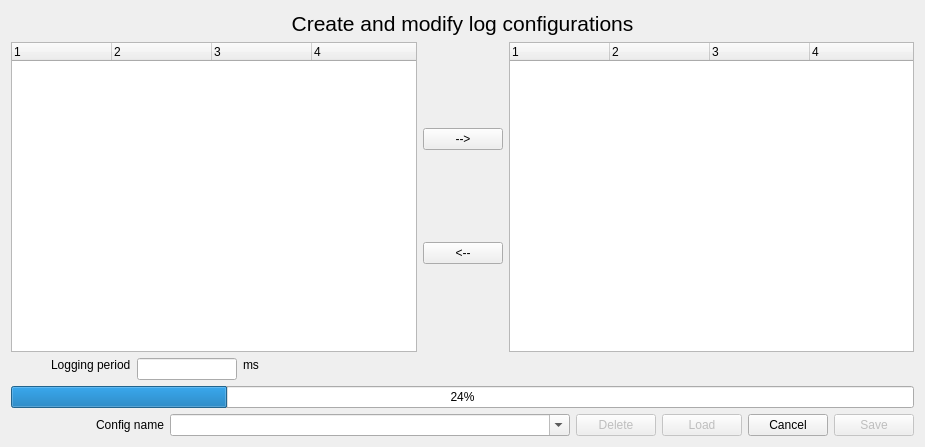
Qt form src/cfclient/ui/dialogs/logconfigdialogue.ui (bitcraze/crazyflie-clients-python) before a commit.
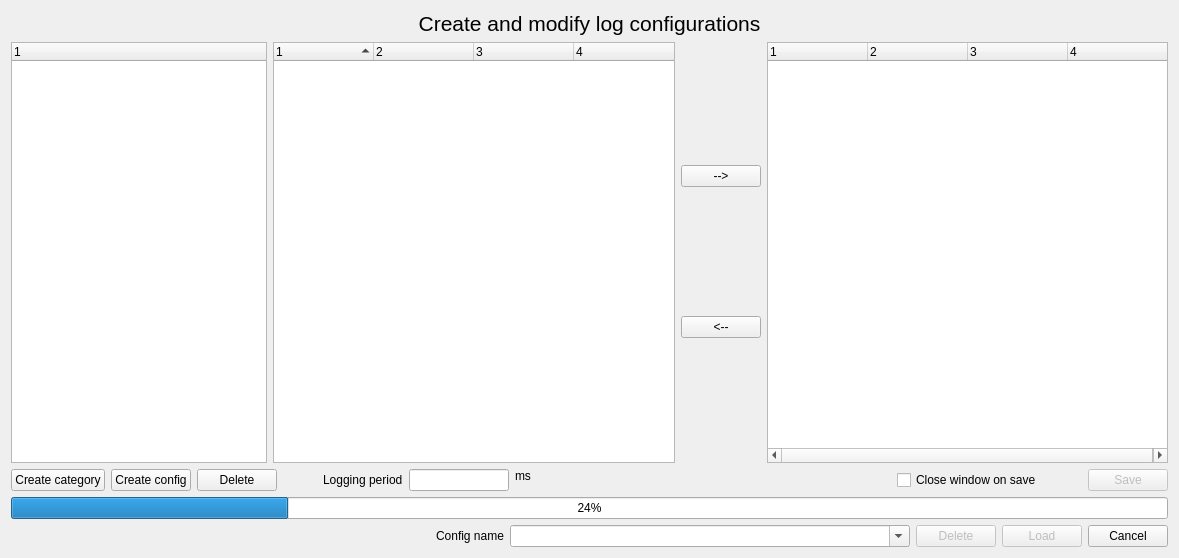
The same form after that commit.

Commit message: made major changes to the ui of the log configurations as well

Patch:
```diff
--- a/src/cfclient/ui/dialogs/logconfigdialogue.ui
+++ b/src/cfclient/ui/dialogs/logconfigdialogue.ui
@@ -9,8 +9,8 @@
    <rect>
     <x>0</x>
     <y>0</y>
-    <width>925</width>
-    <height>447</height>
+    <width>1179</width>
+    <height>558</height>
    </rect>
   </property>
   <property name="windowTitle">
@@ -43,36 +43,60 @@
      <item>
       <layout class="QGridLayout" name="gridLayout">
        <item row="1" column="0">
-        <widget class="QTreeWidget" name="logTree">
-         <property name="columnCount">
-          <number>4</number>
+        <widget class="QTreeWidget" name="categoryTree">
+         <property name="sizePolicy">
+          <sizepolicy hsizetype="Minimum" vsizetype="Expanding">
+           <horstretch>0</horstretch>
+           <verstretch>0</verstretch>
+          </sizepolicy>
          </property>
-         <attribute name="headerDefaultSectionSize">
-          <number>100</number>
-         </attribute>
          <column>
           <property name="text">
            <string notr="true">1</string>
           </property>
          </column>
-         <column>
-          <property name="text">
-           <string notr="true">2</string>
-          </property>
-         </column>
-         <column>
-          <property name="text">
-           <string notr="true">3</string>
-          </property>
-         </column>
-         <column>
-          <property name="text">
-           <string notr="true">4</string>
-          </property>
-         </column>
         </widget>
        </item>
        <item row="1" column="1">
+        <widget class="QTreeWidget" name="logTree">
+         <property name="sizePolicy">
+          <sizepolicy hsizetype="Expanding" vsizetype="Expanding">
+           <horstretch>0</horstretch>
+           <verstretch>0</verstretch>
+          </sizepolicy>
+         </property>
+         <property name="sortingEnabled">
+          <bool>true</bool>
+         </property>
+         <property name="columnCount">
+          <number>4</number>
+         </property>
+         <attribute name="headerMinimumSectionSize">
+          <number>57</number>
+         </attribute>
+         <column>
+          <property name="text">
+           <string notr="true">1</string>
+          </property>
+         </column>
+         <column>
+          <property name="text">
+           <string notr="true">2</string>
+          </property>
+         </column>
+         <column>
+          <property name="text">
+           <string notr="true">3</string>
+          </property>
+         </column>
+         <column>
+          <property name="text">
+           <string notr="true">4</string>
+          </property>
+         </column>
+        </widget>
+       </item>
+       <item row="1" column="2">
         <layout class="QVBoxLayout" name="verticalLayout_2">
          <item>
           <widget class="QPushButton" name="addButton">
@@ -90,7 +114,7 @@
          </item>
         </layout>
        </item>
-       <item row="1" column="2">
+       <item row="1" column="3">
         <widget class="QTreeWidget" name="varTree">
          <property name="columnCount">
           <number>4</number>
@@ -125,12 +149,39 @@
      <item>
       <layout class="QHBoxLayout" name="horizontalLayout_2">
        <item>
-        <spacer name="horizontalSpacer_2">
+        <widget class="QPushButton" name="createCategoryBtn">
+         <property name="sizePolicy">
+          <sizepolicy hsizetype="Maximum" vsizetype="Fixed">
+           <horstretch>0</horstretch>
+           <verstretch>0</verstretch>
+          </sizepolicy>
+         </property>
+         <property name="text">
+          <string>Create category</string>
+         </property>
+        </widget>
+       </item>
+       <item>
+        <widget class="QPushButton" name="createConfigBtn">
+         <property name="text">
+          <string>Create config</string>
+         </property>
+        </widget>
+       </item>
+       <item>
+        <widget class="QPushButton" name="deleteBtn">
+         <property name="text">
+          <string>Delete</string>
+         </property>
+        </widget>
+       </item>
+       <item>
+        <spacer name="horizontalSpacer">
          <property name="orientation">
           <enum>Qt::Horizontal</enum>
          </property>
          <property name="sizeType">
-          <enum>QSizePolicy::Fixed</enum>
+          <enum>QSizePolicy::Minimum</enum>
          </property>
          <property name="sizeHint" stdset="0">
           <size>
@@ -140,7 +191,7 @@
          </property>
         </spacer>
        </item>
-       <item alignment="Qt::AlignTop">
+       <item>
         <widget class="QLabel" name="label_2">
          <property name="text">
           <string>Logging period</string>
@@ -165,7 +216,7 @@
         </widget>
        </item>
        <item>
-        <spacer name="horizontalSpacer_3">
+        <spacer name="horizontalSpacer_2">
          <property name="orientation">
           <enum>Qt::Horizontal</enum>
          </property>
@@ -177,6 +228,46 @@
          </property>
         </spacer>
        </item>
+       <item>
+        <widget class="QLabel" name="statusText">
+         <property name="text">
+          <string/>
+         </property>
+        </widget>
+       </item>
+       <item>
+        <widget class="QCheckBox" name="closeOnSave">
+         <property name="text">
+          <string>Close window on save</string>
+         </property>
+        </widget>
+       </item>
+       <item>
+        <spacer name="horizontalSpacer_4">
+         <property name="orientation">
+          <enum>Qt::Horizontal</enum>
+         </property>
+         <property name="sizeType">
+          <enum>QSizePolicy::Minimum</enum>
+         </property>
+         <property name="sizeHint" stdset="0">
+          <size>
+           <width>40</width>
+           <height>20</height>
+          </size>
+         </property>
+        </spacer>
+       </item>
+       <item>
+        <widget class="QPushButton" name="saveButton">
+         <property name="enabled">
+          <bool>false</bool>
+         </property>
+         <property name="text">
+          <string>Save</string>
+         </property>
+        </widget>
+       </item>
       </layout>
      </item>
      <item>
@@ -188,36 +279,6 @@
      </item>
      <item>
       <layout class="QGridLayout" name="gridLayout_2">
-       <item row="0" column="1">
-        <widget class="QLabel" name="label_16">
-         <property name="text">
-          <string>Config name</string>
-         </property>
-        </widget>
-       </item>
-       <item row="0" column="0">
-        <spacer name="horizontalSpacer_9">
-         <property name="orientation">
-          <enum>Qt::Horizontal</enum>
-         </property>
-         <property name="sizeHint" stdset="0">
-          <size>
-           <width>40</width>
-           <height>20</height>
-          </size>
-         </property>
-        </spacer>
-       </item>
-       <item row="0" column="3">
-        <widget class="QPushButton" name="deleteButton">
-         <property name="enabled">
-          <bool>false</bool>
-         </property>
-         <property name="text">
-          <string>Delete</string>
-         </property>
-        </widget>
-       </item>
        <item row="0" column="5">
         <widget class="QPushButton" name="cancelButton">
          <property name="text">
@@ -253,13 +314,10 @@
          </property>
         </widget>
        </item>
-       <item row="0" column="6">
-        <widget class="QPushButton" name="saveButton">
-         <property name="enabled">
-          <bool>false</bool>
-         </property>
+       <item row="0" column="1">
+        <widget class="QLabel" name="label_16">
          <property name="text">
-          <string>Save</string>
+          <string>Config name</string>
          </property>
         </widget>
        </item>
@@ -273,6 +331,29 @@
          </property>
         </widget>
        </item>
+       <item row="0" column="3">
+        <widget class="QPushButton" name="deleteButton">
+         <property name="enabled">
+          <bool>false</bool>
+         </property>
+         <property name="text">
+          <string>Delete</string>
+         </property>
+        </widget>
+       </item>
+       <item row="0" column="0">
+        <spacer name="horizontalSpacer_9">
+         <property name="orientation">
+          <enum>Qt::Horizontal</enum>
+         </property>
+         <property name="sizeHint" stdset="0">
+          <size>
+           <width>40</width>
+           <height>20</height>
+          </size>
+         </property>
+        </spacer>
+       </item>
       </layout>
      </item>
     </layout>
```
